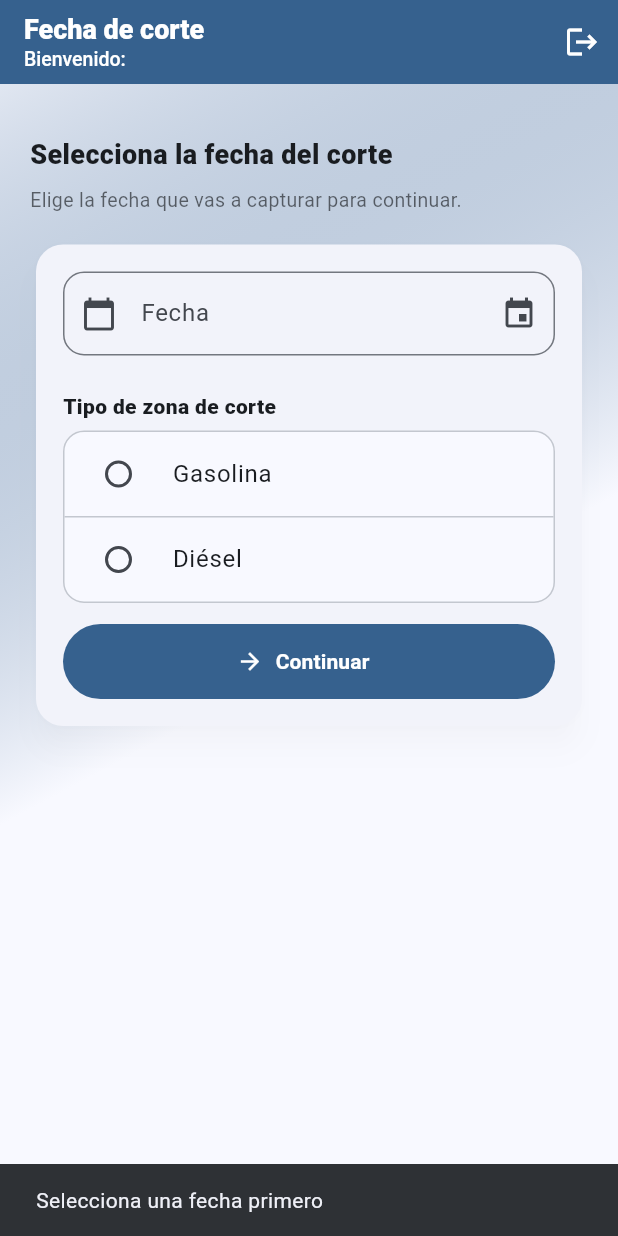
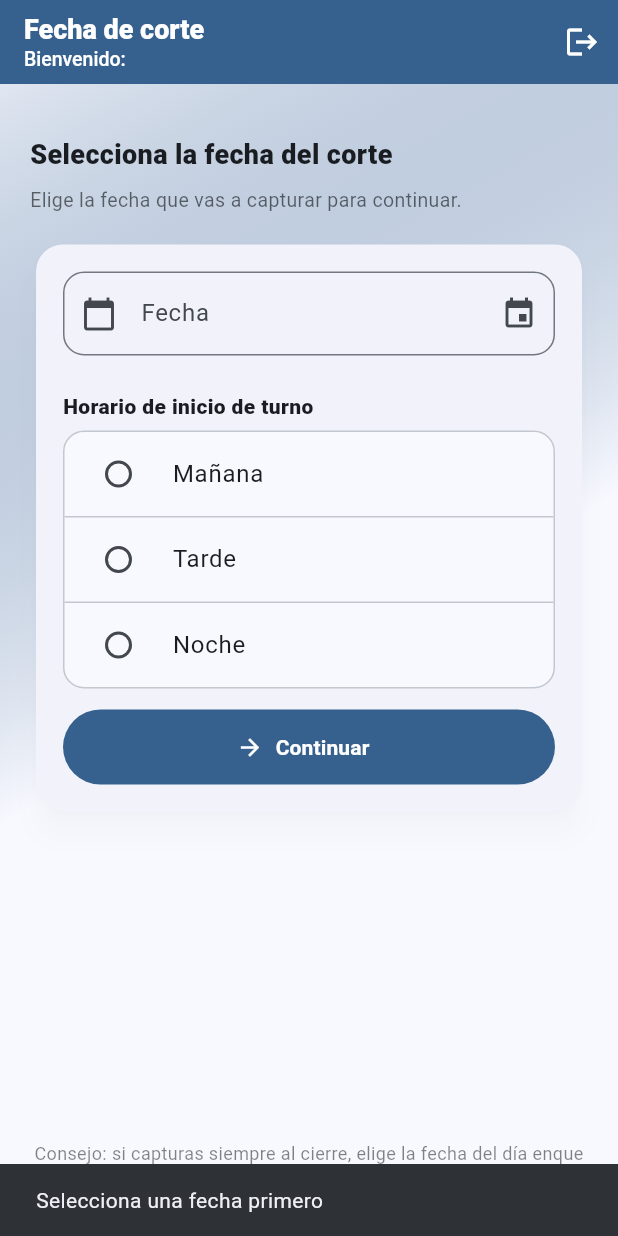
Before and after one commit to Jucar-2021/CortesGlobal, a Flutter app: the Ingreso screen opened directly with empty values, after a tap on "Continuar", on a phone screen of 412 x 824 dp. Run offline on Flutter 3.47's test engine with Material 3 defaults, Android fonts, the phone set to English and light mode, and no system bars; our stand-ins replace shared_preferences; accounts and stored records are empty; network calls fail.

Commit message:
se inician ajustes para adaptar el codigo a las nuebas espesificaciones en las cuales se manejaran por turnos cada corte,

```diff
--- a/lib/api/consumoPHP.dart
+++ b/lib/api/consumoPHP.dart
@@ -2,7 +2,7 @@ import 'package:http/http.dart' as http;
 import 'dart:convert';
 
 class ApiService {
-  final String baseUrl = 'http://dev-soluciones.com/api';
+  final String baseUrl = /*'http://dev-soluciones.com/api'*/ 'http://192.168.1.40/api2';
 
   Uri _uri(String endpoint) => Uri.parse('$baseUrl/$endpoint');
 
--- a/lib/calendarios/cal_ingresoCortes.dart
+++ b/lib/calendarios/cal_ingresoCortes.dart
@@ -117,14 +117,14 @@ class _IngresoState extends State<Ingreso> {
     if (tipoZonaCorte == null) {
       ScaffoldMessenger.of(context).showSnackBar(
         const SnackBar(
-            content: Text('Selecciona el tipo de zona: Gasolina o Diésel')),
+            content: Text('Selecciona el turno en qel que abriste turno')),
       );
       return;
     }
     final fecha = _fechaSelec.text;
     if (!_validarFechaSeleccionada()) {
       ScaffoldMessenger.of(context).showSnackBar(
-        const SnackBar(content: Text('La fecha seleccionada no es válida')),
+        const SnackBar(content: Text('No puedes seleccionar una fecha tan lejana al día actual')),
       );
       return;
     }
@@ -324,7 +324,7 @@ class _IngresoState extends State<Ingreso> {
                             const SizedBox(height: 10),
 
                             Text(
-                              "Tipo de zona de corte",
+                              "Horario de inicio de turno",
                               style: TextStyle(
                                 fontSize: 14,
                                 fontWeight: FontWeight.w800,
@@ -342,8 +342,8 @@ class _IngresoState extends State<Ingreso> {
                               child: Column(
                                 children: [
                                   RadioListTile<String>(
-                                    title: const Text("Gasolina"),
-                                    value: "Gasolina",
+                                    title: const Text("Mañana"),
+                                    value: "Mañana",
                                     // ignore: deprecated_member_use
                                     groupValue: tipoZonaCorte,
                                     // ignore: deprecated_member_use
@@ -352,8 +352,17 @@ class _IngresoState extends State<Ingreso> {
                                   ),
                                   Divider(height: 1, color: cs.outlineVariant),
                                   RadioListTile<String>(
-                                    title: const Text("Diésel"),
-                                    value: "Diesel",
+                                    title: const Text("Tarde"),
+                                    value: "Tarde",
+                                    groupValue: tipoZonaCorte,
+                                    // ignore: deprecated_member_use
+                                    onChanged: (value) =>
+                                        setState(() => tipoZonaCorte = value),
+                                  ),
+                                  Divider(height: 1, color: cs.outlineVariant),
+                                  RadioListTile<String>(
+                                    title: const Text("Noche"),
+                                    value: "Noche",
                                     groupValue: tipoZonaCorte,
                                     // ignore: deprecated_member_use
                                     onChanged: (value) =>
@@ -384,7 +393,7 @@ class _IngresoState extends State<Ingreso> {
 
                     // Footer discreto
                     Text(
-                      "Consejo: si capturas siempre al cierre, elige la fecha del día.",
+                      "Consejo: si capturas siempre al cierre, elige la fecha del día enque abriste turno.",
                       style: TextStyle(
                         fontSize: 12,
                         // ignore: deprecated_member_use
--- a/lib/main.dart
+++ b/lib/main.dart
@@ -1,5 +1,5 @@
-import '/administrador/homeAdmin.dart';
-import '/api/consumoPHP.dart';
+import 'administrador/homeAdmin.dart';
+import 'api/consumoPHP.dart';
 import 'package:flutter/material.dart';
 import 'package:flutter_localizations/flutter_localizations.dart';
 import 'calendarios/cal_ingresoCortes.dart';
```
